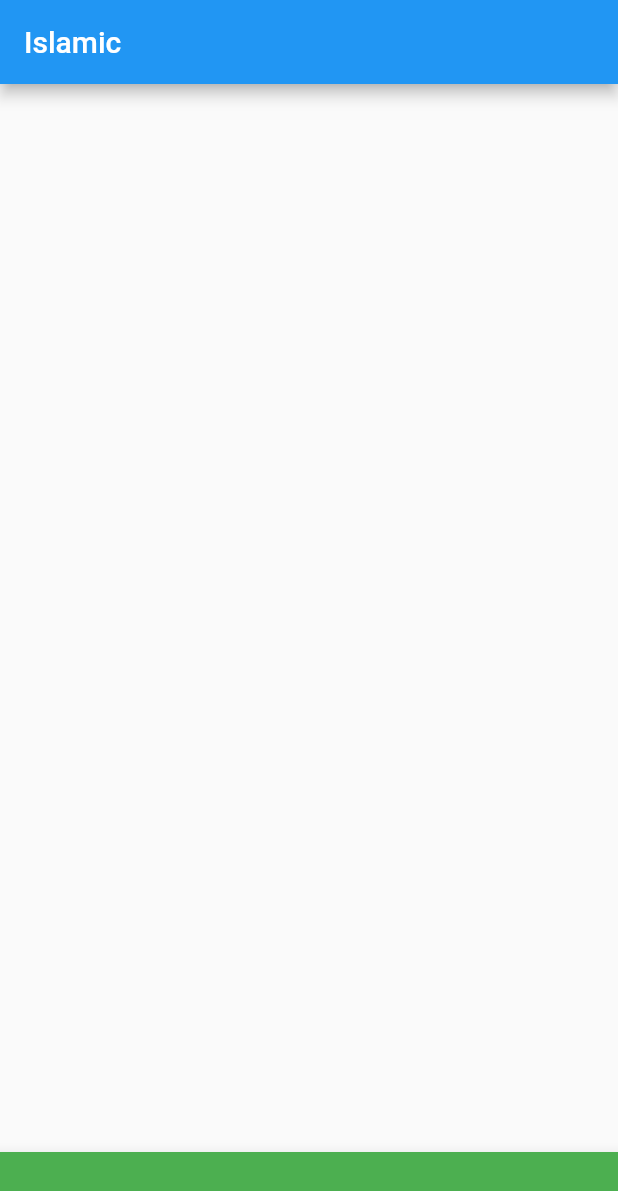
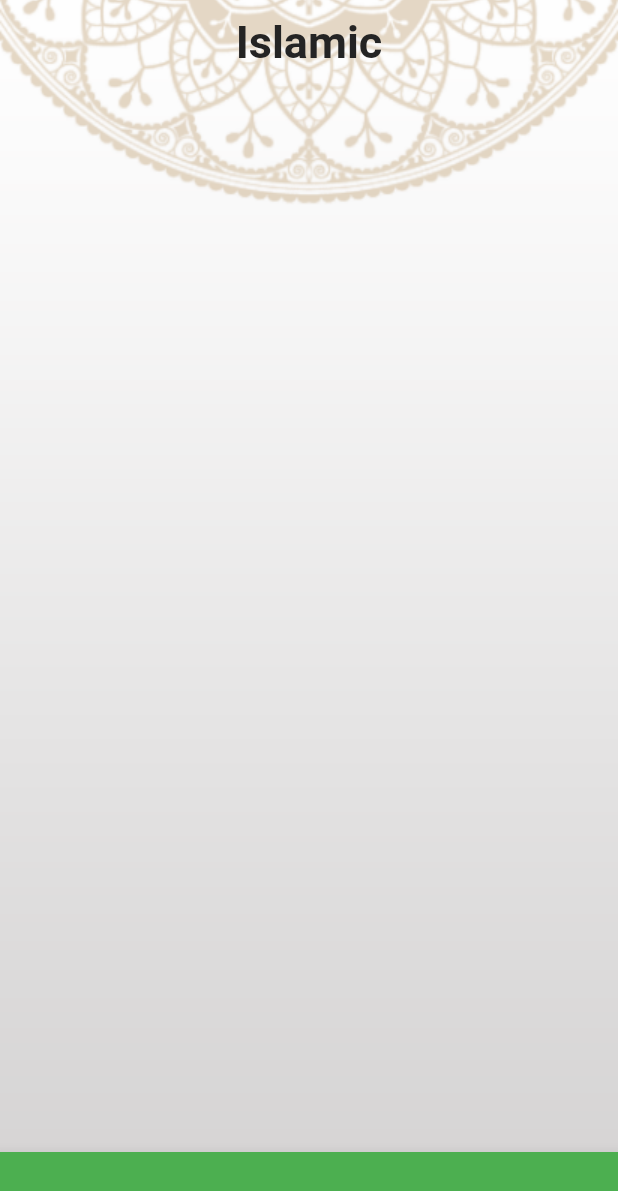
Before and after one commit to azizbasaleh/islamic_new_hamoda, a Flutter app: the screen it shows after launch, on a phone screen of 412 x 824 dp. Shown: the top 1191 px of the screen. Run offline on Flutter 3.47's test engine with Material 2 defaults, Android fonts, the phone set to English and light mode, and no system bars.

Commit message:
add theme data

```diff
--- a/lib/home.dart
+++ b/lib/home.dart
@@ -10,19 +10,46 @@ class HomePage extends StatelessWidget {
 
   @override
   Widget build(BuildContext context) {
-    return Scaffold(
-      appBar: AppBar(title: const Text('Islamic'),),
+    return Stack(
+      children: [
+        Image.asset(
+          'assets/images/bg3.png',
+          width: double.infinity,
+          fit: BoxFit.fitWidth,
+        ),
+        Scaffold(
+          backgroundColor: Colors.transparent,
+          appBar: AppBar(
+            title: Text(
+              'Islamic',
+              style: Theme.of(context).textTheme.headline1,
+            ),
+            backgroundColor: Colors.transparent,
+            elevation: 0,
+            centerTitle: true,
+          ),
           bottomNavigationBar: BottomNavigationBar(
             currentIndex: 0,
             selectedItemColor: Colors.brown,
             unselectedItemColor: Colors.white,
             items: [
-          BottomNavigationBarItem(icon: Icon(Icons.add,color: Colors.green,),label: '',backgroundColor: Colors.green),
-          BottomNavigationBarItem(icon: Icon(Icons.add,color: Colors.green),label: ''),
-          BottomNavigationBarItem(icon: Icon(Icons.add,color: Colors.green),label: ''),
-          BottomNavigationBarItem(icon: Icon(Icons.add,color: Colors.green),label: '')
+              BottomNavigationBarItem(
+                  icon: Icon(
+                    Icons.add,
+                    color: Colors.green,
+                  ),
+                  label: '',
+                  backgroundColor: Colors.green),
+              BottomNavigationBarItem(
+                  icon: Icon(Icons.add, color: Colors.green), label: ''),
+              BottomNavigationBarItem(
+                  icon: Icon(Icons.add, color: Colors.green), label: ''),
+              BottomNavigationBarItem(
+                  icon: Icon(Icons.add, color: Colors.green), label: '')
             ],
           ),
+        ),
+      ],
     );
   }
 }
--- a/lib/main.dart
+++ b/lib/main.dart
@@ -1,5 +1,6 @@
 import 'package:flutter/material.dart';
 import 'package:review_islamic_mahammed_hamooda/home.dart';
+import 'package:review_islamic_mahammed_hamooda/my_theme.dart';
 
 void main() {
   runApp( MyApplication());
@@ -14,8 +15,11 @@ class MyApplication extends StatelessWidget {
       debugShowCheckedModeBanner: false,
       initialRoute: HomePage.routeName,
       routes: {
-        HomePage.routeName : (context)=>HomePage(),
+        HomePage.routeName: (context) => HomePage(),
       },
+      theme: MyThemeData.lightTheme,
+      darkTheme: MyThemeData.darkTheme,
+      themeMode: ThemeMode.light,
     );
   }
 }
--- /dev/null
+++ b/lib/my_theme.dart
@@ -0,0 +1,36 @@
+import 'package:flutter/material.dart';
+
+class MyThemeData {
+  static const Color colorBlack = Color.fromRGBO(36, 36, 36, 1.0);
+  static const Color colorGold = Color.fromRGBO(183, 147, 95, 1.0);
+
+  static ThemeData lightTheme = ThemeData(
+      scaffoldBackgroundColor: Colors.transparent,
+      appBarTheme: AppBarTheme(
+          backgroundColor: Colors.transparent,
+          elevation: 0.0,
+          centerTitle: true),
+      textTheme: TextTheme(
+        headline1: TextStyle(
+          fontSize: 30,
+          fontWeight: FontWeight.bold,
+          color: colorBlack,
+        ),
+        subtitle1: TextStyle(
+          fontSize: 25,
+          fontWeight: FontWeight.bold,
+          color: colorGold,
+        ),
+      ));
+
+  static ThemeData darkTheme = ThemeData(
+      scaffoldBackgroundColor: Colors.transparent,
+      appBarTheme: AppBarTheme(
+          backgroundColor: Colors.transparent,
+          elevation: 0.0,
+          centerTitle: true),
+      textTheme: TextTheme(
+          headline1: TextStyle(
+        fontSize: 30,
+      )));
+}
--- a/pubspec.yaml
+++ b/pubspec.yaml
@@ -60,8 +60,8 @@ flutter:
   uses-material-design: true
 
   # To add assets to your application, add an assets section, like this:
-  # assets:
-  #   - images/a_dot_burr.jpeg
+  assets:
+    - assets/images/
   #   - images/a_dot_ham.jpeg
 
   # An image asset can refer to one or more resolution-specific "variants", see
```
Also changed, not shown: assets/images/2.0x/bg3@2x.png (added), assets/images/3.0x/bg3@3x.png (added), assets/images/bg3.png (added). Lines whose indentation alone changed are shown as unchanged.
